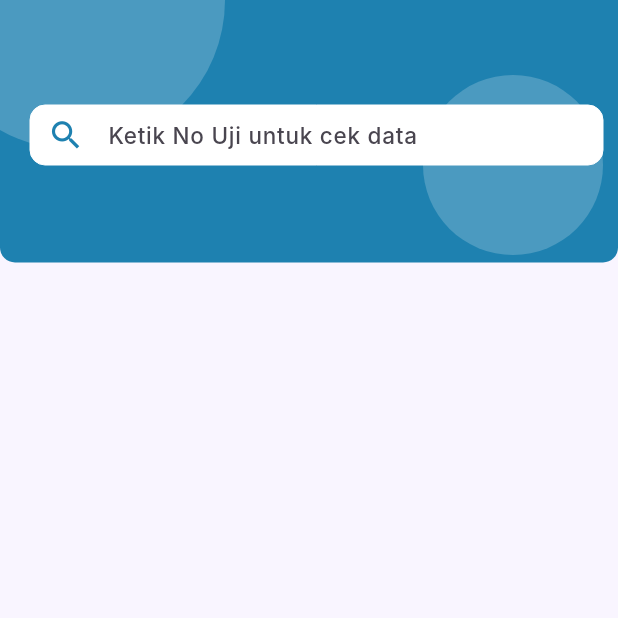
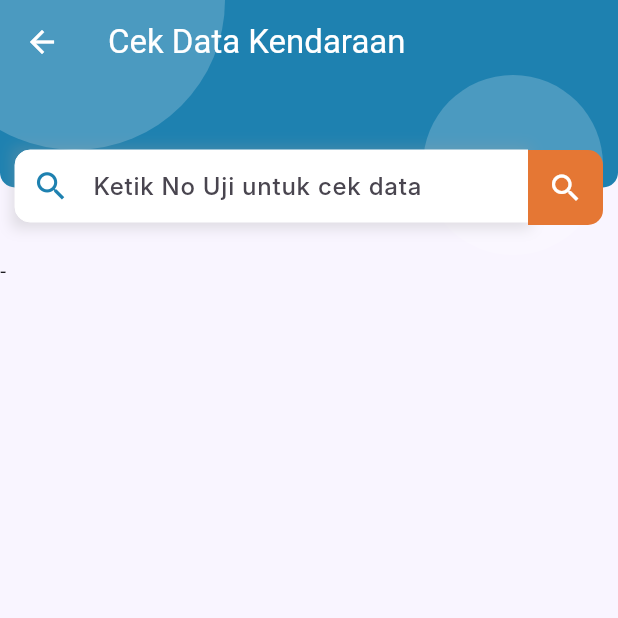
Before and after one commit to wicaksonotia/flutter-kir-jombang, a Flutter app: the CekData screen opened by its route, on a phone screen of 412 x 824 dp, the top half of it. Run offline on Flutter 3.47's test engine with Material 3 defaults, Android fonts, the phone set to English and light mode, and no system bars; our stand-ins replace animate_do, carousel_slider, dio, flutter_staggered_animations, gap, get and 3 more; network calls fail; Roboto replaces fonts that are missing (Inter).

Commit message:
get data detail kendaraan

```diff
--- a/lib/controllers/berita_controller.dart
+++ b/lib/controllers/berita_controller.dart
@@ -1,6 +1,6 @@
 import 'package:get/get.dart';
 import 'package:jombang/models/berita_model.dart';
-import 'package:jombang/utils/api_request.dart';
+import 'package:jombang/networks/api_request.dart';
 
 class BeritaController extends GetxController {
   var beritaItem = <BeritaModel>[].obs;
--- a/lib/controllers/carousel_controller.dart
+++ b/lib/controllers/carousel_controller.dart
@@ -1,5 +1,5 @@
 import 'package:get/get.dart';
-import 'package:jombang/utils/api_request.dart';
+import 'package:jombang/networks/api_request.dart';
 import 'package:jombang/models/carousel_model.dart';
 
 class CarouselBannerController extends GetxController {
--- a/lib/controllers/detail_persyaratan_controller.dart
+++ b/lib/controllers/detail_persyaratan_controller.dart
@@ -1,6 +1,6 @@
 import 'package:get/get.dart';
 import 'package:jombang/models/persyaratan_model.dart';
-import 'package:jombang/utils/api_request.dart';
+import 'package:jombang/networks/api_request.dart';
 
 class DetailPersyaratanController extends GetxController {
   var persyaratanItem = <PersyaratanModel>[].obs;
--- a/lib/controllers/jenis_uji_controller.dart
+++ b/lib/controllers/jenis_uji_controller.dart
@@ -1,7 +1,7 @@
 import 'package:get/get.dart';
 import 'package:jombang/models/jenis_uji_model.dart';
 import 'package:jombang/models/persyaratan_model.dart';
-import 'package:jombang/utils/api_request.dart';
+import 'package:jombang/networks/api_request.dart';
 
 class JenisUjiController extends GetxController {
   var jenisUjiItem = <JenisUjiModel>[].obs;
--- a/lib/controllers/login_controller.dart
+++ b/lib/controllers/login_controller.dart
@@ -4,7 +4,7 @@ import 'package:flutter/material.dart';
 import 'package:get/get.dart';
 import 'package:http/http.dart' as http;
 import 'package:jombang/pages/home/home.dart';
-import 'package:jombang/utils/api_endpoints.dart';
+import 'package:jombang/networks/api_endpoints.dart';
 
 class LoginController extends GetxController {
   var isPasswordVisible = false.obs;
--- a/lib/controllers/menu_controller.dart
+++ b/lib/controllers/menu_controller.dart
@@ -1,5 +1,5 @@
 import 'package:get/get.dart';
-import 'package:jombang/utils/api_request.dart';
+import 'package:jombang/networks/api_request.dart';
 import 'package:jombang/models/menu_model.dart';
 
 class HomeMenuController extends GetxController {
--- a/lib/controllers/search_bar_controller.dart
+++ b/lib/controllers/search_bar_controller.dart
@@ -1,7 +1,33 @@
 import 'package:flutter/material.dart';
 import 'package:get/get.dart';
+import 'package:jombang/models/kendaraan_model.dart';
+import 'package:jombang/networks/api_request.dart';
 
 class SearchBarController extends GetxController {
   RxBool isEmptyValue = true.obs;
   final searchTextFieldController = TextEditingController();
+  var isLoading = true.obs;
+  var resultData = DataDetaiilKendaraan().obs;
+
+  void getDetailDataKendaraan() async {
+    try {
+      isLoading(true);
+      String valueSearch = searchTextFieldController.text.toString();
+      var result = await RemoteDataSource.getDetailKendaraan(valueSearch);
+      resultData.value = result!.data!;
+      // print(result?.toJson());
+      // if (result?.status == 'ok') {
+      // resultData.value = result!.data!;
+      // print(resultData.value.toJson());
+      // } else if (result?.status == 'error') {
+      // print('error');
+      // }
+    } catch (error) {
+      print(error);
+      // Get.snackbar('Notification', 'Data kendaraan belum terdaftar',
+      //     icon: const Icon(Icons.error), snackPosition: SnackPosition.BOTTOM);
+    } finally {
+      isLoading(false);
+    }
+  }
 }
--- a/lib/main.dart
+++ b/lib/main.dart
@@ -5,7 +5,7 @@ import 'package:jombang/pages/app_navigation.dart';
 // void main() => runApp(
 //       const GetMaterialApp(
 //         debugShowCheckedModeBanner: false,
-//         home: ListCategories(),
+//         home: LoginPage(),
 //       ),
 //     );
 
--- /dev/null
+++ b/lib/models/kendaraan_model.dart
@@ -0,0 +1,44 @@
+class DetailKendaraanModel {
+  String? status;
+  String? message;
+  DataDetaiilKendaraan? data;
+
+  DetailKendaraanModel({this.status, this.message, this.data});
+
+  DetailKendaraanModel.fromJson(Map<String, dynamic> json) {
+    status = json['status'];
+    message = json['message'];
+    data = json['data'] != null
+        ? new DataDetaiilKendaraan.fromJson(json['data'])
+        : null;
+  }
+
+  Map<String, dynamic> toJson() {
+    final Map<String, dynamic> data = <String, dynamic>{};
+    data['status'] = status;
+    data['message'] = message;
+    if (this.data != null) {
+      data['data'] = this.data!.toJson();
+    }
+    return data;
+  }
+}
+
+class DataDetaiilKendaraan {
+  String? noUji;
+  String? noKendaraan;
+
+  DataDetaiilKendaraan({this.noUji, this.noKendaraan});
+
+  DataDetaiilKendaraan.fromJson(Map<String, dynamic> json) {
+    noUji = json['no_uji'];
+    noKendaraan = json['no_kendaraan'];
+  }
+
+  Map<String, dynamic> toJson() {
+    final Map<String, dynamic> data = <String, dynamic>{};
+    data['no_uji'] = noUji;
+    data['no_kendaraan'] = noKendaraan;
+    return data;
+  }
+}
--- a/lib/utils/api_endpoints.dart
+++ b/lib/networks/api_endpoints.dart
@@ -11,4 +11,5 @@ class _AuthEndPoints {
   final String berita = 'kirberita';
   final String jenisuji = 'kirjenisuji';
   final String detailpersyaratan = 'kirdetailpersyaratan';
+  final String detailkendaraan = 'kirdetailkendaraan';
 }
--- a/lib/utils/api_request.dart
+++ b/lib/networks/api_request.dart
@@ -3,9 +3,10 @@ import 'package:dio/dio.dart';
 import 'package:jombang/models/berita_model.dart';
 import 'package:jombang/models/carousel_model.dart';
 import 'package:jombang/models/jenis_uji_model.dart';
+import 'package:jombang/models/kendaraan_model.dart';
 import 'package:jombang/models/menu_model.dart';
 import 'package:jombang/models/persyaratan_model.dart';
-import 'package:jombang/utils/api_endpoints.dart';
+import 'package:jombang/networks/api_endpoints.dart';
 
 class RemoteDataSource {
   // SLIDER
@@ -68,7 +69,8 @@ class RemoteDataSource {
     }
   }
 
-  static Future<List<PersyaratanModel>?> getDetailPersyaratan(jenisUji) async {
+  static Future<List<PersyaratanModel>?> getDetailPersyaratan(
+      String jenisUji) async {
     try {
       var url =
           ApiEndPoints.baseUrl + ApiEndPoints.authEndpoints.detailpersyaratan;
@@ -82,4 +84,21 @@ class RemoteDataSource {
       throw Exception(e.toString());
     }
   }
+
+  static Future<DetailKendaraanModel?> getDetailKendaraan(String params) async {
+    try {
+      var url =
+          ApiEndPoints.baseUrl + ApiEndPoints.authEndpoints.detailkendaraan;
+      final response = await Dio().get("$url?nouji=$params");
+      if (response.statusCode == 200) {
+        // Map<String, dynamic> jsonData = response.data;
+        final DetailKendaraanModel res =
+            DetailKendaraanModel.fromJson(response.data);
+        return res;
+      }
+      return null;
+    } catch (e) {
+      throw Exception(e.toString());
+    }
+  }
 }
--- a/lib/pages/cek_data_kendaraan/cek_data.dart
+++ b/lib/pages/cek_data_kendaraan/cek_data.dart
@@ -1,8 +1,10 @@
 import 'package:flutter/material.dart';
 import 'package:get/get.dart';
+import 'package:go_router/go_router.dart';
 import 'package:jombang/controllers/search_bar_controller.dart';
+import 'package:jombang/pages/cek_data_kendaraan/data_kendaraan.dart';
 import 'package:jombang/utils/colors.dart';
-import 'package:jombang/utils/containers/search_bar_container.dart';
+import 'package:jombang/pages/cek_data_kendaraan/search_bar_container.dart';
 
 class CekData extends StatefulWidget {
   const CekData({super.key});
@@ -17,6 +19,24 @@ class _CekDataState extends State<CekData> {
   @override
   Widget build(BuildContext context) {
     return Scaffold(
+      extendBodyBehindAppBar: true,
+      appBar: AppBar(
+        title: const Text(
+          'Cek Data Kendaraan',
+          style: TextStyle(color: Colors.white),
+        ),
+        backgroundColor: Colors.transparent,
+        elevation: 0.0,
+        leading: IconButton(
+          icon: const Icon(
+            Icons.arrow_back,
+            color: Colors.white,
+          ),
+          onPressed: () {
+            context.goNamed('home');
+          },
+        ),
+      ),
       backgroundColor: MyColors.form,
       body: MediaQuery.removePadding(
         context: context,
@@ -27,7 +47,7 @@ class _CekDataState extends State<CekData> {
               children: [
                 // BACKGROUND HEADER
                 Container(
-                  height: 175,
+                  height: 125,
                   // color: MyColors.primary,
                   decoration: const BoxDecoration(
                     color: MyColors.primary,
@@ -66,12 +86,13 @@ class _CekDataState extends State<CekData> {
 
                 // HEADER dan MENU
                 Container(
-                  margin: const EdgeInsets.only(top: 40),
-                  padding: const EdgeInsets.only(left: 10),
+                  margin: const EdgeInsets.only(top: 100, bottom: 20),
+                  padding: const EdgeInsets.symmetric(horizontal: 10),
                   child: const SearchBarContainer(),
                 ),
               ],
             ),
+            DataKendaraan()
           ],
         ),
       ),
--- a/lib/pages/cek_data_kendaraan/cek_data_page.dart
+++ b/lib/pages/cek_data_kendaraan/cek_data_page.dart
@@ -3,7 +3,7 @@ import 'package:get/get.dart';
 import 'package:go_router/go_router.dart';
 import 'package:jombang/controllers/search_bar_controller.dart';
 import 'package:jombang/utils/colors.dart';
-import 'package:jombang/utils/containers/search_bar_container.dart';
+import 'package:jombang/pages/cek_data_kendaraan/search_bar_container.dart';
 import 'package:jombang/utils/widgets/text_field_widget.dart';
 
 class CekDataPage extends StatefulWidget {
--- /dev/null
+++ b/lib/pages/cek_data_kendaraan/data_kendaraan.dart
@@ -0,0 +1,16 @@
+import 'package:flutter/material.dart';
+import 'package:get/get.dart';
+import 'package:jombang/controllers/search_bar_controller.dart';
+
+class DataKendaraan extends GetWidget<SearchBarController> {
+  const DataKendaraan({super.key});
+
+  @override
+  Widget build(BuildContext context) {
+    final controller = Get.put(SearchBarController());
+
+    return Obx(
+      () => Text(controller.resultData.value.noUji ?? '-'),
+    );
+  }
+}
--- /dev/null
+++ b/lib/pages/cek_data_kendaraan/search_bar_container.dart
@@ -0,0 +1,161 @@
+import 'package:flutter/material.dart';
+import 'package:get/get.dart';
+import 'package:jombang/utils/colors.dart';
+import 'package:jombang/utils/containers/box_container.dart';
+import 'package:jombang/utils/widgets/text_field_widget.dart';
+import 'package:jombang/controllers/search_bar_controller.dart';
+
+class SearchBarContainer extends GetWidget<SearchBarController> {
+  const SearchBarContainer({super.key});
+
+  @override
+  Widget build(BuildContext context) {
+    final controller = Get.put(SearchBarController());
+
+    return Obx(
+      () => Row(
+        children: [
+          // TEXT FIELD SEARCH
+          Expanded(
+            child: Container(
+              decoration: BoxDecoration(
+                boxShadow: [
+                  BoxShadow(
+                    color: Colors.grey.withOpacity(0.3),
+                    spreadRadius: 2,
+                    blurRadius: 7,
+                  ),
+                ],
+              ),
+              child: TextFieldWidget(
+                hint: "Ketik No Uji untuk cek data",
+                prefixIcon: Icons.search,
+                controller: controller.searchTextFieldController,
+                filled: true,
+                suffixIcon: controller.isEmptyValue.value ? null : Icons.clear,
+                onTapSuffixIcon: () {
+                  controller.searchTextFieldController.clear();
+                  controller.isEmptyValue.value = true;
+                },
+                onChanged: (value) {
+                  value.isEmpty
+                      ? controller.isEmptyValue.value = true
+                      : controller.isEmptyValue.value = false;
+                },
+              ),
+            ),
+          ),
+
+          Container(
+            height: 50,
+            width: 50,
+            decoration: const BoxDecoration(
+              borderRadius: BorderRadius.only(
+                topRight: Radius.circular(10),
+                bottomRight: Radius.circular(10),
+              ),
+              color: MyColors.orange,
+            ),
+            child: IconButton(
+              onPressed: () {
+                controller.getDetailDataKendaraan();
+              },
+              icon: const Icon(Icons.search),
+              color: Colors.white,
+            ),
+          ),
+        ],
+      ),
+
+      // Container(
+      //   margin: const EdgeInsets.only(top: 20, right: 10, bottom: 20),
+      //   decoration: BoxDecoration(
+      //     boxShadow: [
+      //       BoxShadow(
+      //         color: Colors.grey.withOpacity(0.3),
+      //         spreadRadius: 2,
+      //         blurRadius: 7,
+      //       ),
+      //     ],
+      //   ),
+      //   child: TextFieldWidget(
+      //     hint: "Ketik No Uji untuk cek data",
+      //     prefixIcon: Icons.search,
+      //     controller: controller.searchTextFieldController,
+      //     filled: true,
+      //     suffixIcon: controller.isEmptyValue.value ? null : Icons.clear,
+      //     onTapSuffixIcon: () {
+      //       controller.searchTextFieldController.clear();
+      //       controller.isEmptyValue.value = true;
+      //     },
+      //     onChanged: (value) {
+      //       value.isEmpty
+      //           ? controller.isEmptyValue.value = true
+      //           : controller.isEmptyValue.value = false;
+      //     },
+      //   ),
+      // ),
+      // BoxContainer(
+      //   height: 40,
+      //   width: 40,
+      //   margin: const EdgeInsets.only(left: 5),
+      //   radius: 7,
+      //   backgroundColor: MyColors.orange,
+      //   shadow: false,
+      //   child: IconButton(
+      //     onPressed: () {
+      //       controller.getDetailDataKendaraan();
+      //     },
+      //     icon: const Icon(Icons.search),
+      //     color: Colors.white,
+      //   ),
+      // ),
+      //     Container(
+      //   margin: EdgeInsets.only(bottom: 20),
+      //   decoration: BoxDecoration(
+      //     color: Colors.white,
+      //     borderRadius: BorderRadius.circular(25.0),
+      //     boxShadow: [
+      //       BoxShadow(
+      //         offset: Offset(0, 5),
+      //         blurRadius: 10.0,
+      //         color: Colors.black.withOpacity(0.5),
+      //       ),
+      //     ],
+      //   ),
+      //   child: TextField(
+      //     style: TextStyle(
+      //       fontSize: 25.0,
+      //       color: Colors.blueAccent,
+      //     ),
+      //     decoration: InputDecoration(
+      //       contentPadding: EdgeInsets.fromLTRB(20.0, 15.0, 20.0, 15.0),
+      //       prefixIcon: const Icon(Icons.search),
+      //       // suffixIcon: controller.isEmptyValue.value ? null : Icon(Icons.clear),
+      //       suffixIcon: IconButton(
+      //         icon: Icon(
+      //           controller.isEmptyValue.value ? null : Icons.clear,
+      //           color: MyColors.primary,
+      //           size: 25,
+      //         ),
+      //         onPressed: () {
+      //           controller.searchTextFieldController.clear();
+      //           controller.isEmptyValue.value = true;
+      //         },
+      //       ),
+
+      //       hintText: "Search services",
+      //       border: OutlineInputBorder(
+      //         borderSide: BorderSide(color: Colors.white, width: 32.0),
+      //         borderRadius: BorderRadius.circular(25.0),
+      //       ),
+      //       focusedBorder: OutlineInputBorder(
+      //         borderSide: BorderSide(color: Colors.white, width: 32.0),
+      //         borderRadius: BorderRadius.circular(25.0),
+      //       ),
+      //     ),
+      //   ),
+      // ),
+    );
+  }
+}
--- a/lib/utils/containers/search_bar_container.dart
+++ /dev/null
@@ -1,38 +0,0 @@
-import 'package:flutter/material.dart';
-import 'package:get/get.dart';
-import 'package:jombang/utils/widgets/text_field_widget.dart';
-import 'package:jombang/controllers/search_bar_controller.dart';
-
-class SearchBarContainer extends GetWidget<SearchBarController> {
-  const SearchBarContainer({super.key});
-
-  @override
-  Widget build(BuildContext context) {
-    final controller = Get.put(SearchBarController());
-
-    return Obx(
-      () => Container(
-        margin: const EdgeInsets.only(top: 20),
-        padding: const EdgeInsets.all(10),
-        child: Expanded(
-          child: TextFieldWidget(
-            hint: "Ketik No Uji untuk cek data",
-            prefixIcon: Icons.search,
-            controller: controller.searchTextFieldController,
-            filled: true,
-            suffixIcon: controller.isEmptyValue.value ? null : Icons.clear,
-            onTapSuffixIcon: () {
-              controller.searchTextFieldController.clear();
-              controller.isEmptyValue.value = true;
-            },
-            onChanged: (value) {
-              value.isEmpty
-                  ? controller.isEmptyValue.value = true
-                  : controller.isEmptyValue.value = false;
-            },
-          ),
-        ),
-      ),
-    );
-  }
-}
--- a/lib/utils/widgets/text_field_widget.dart
+++ b/lib/utils/widgets/text_field_widget.dart
@@ -34,7 +34,7 @@ class TextFieldWidget extends StatelessWidget {
   @override
   Widget build(BuildContext context) {
     return SizedBox(
-      height: 40,
+      height: 50,
       child: TextFormField(
         initialValue: initialValue,
         onEditingComplete: onEditingComplete,
@@ -43,25 +43,39 @@ class TextFieldWidget extends StatelessWidget {
         validator: validator,
         obscureText: obscureText,
         keyboardType: TextInputType.text,
+        style: const TextStyle(fontFamily: "Inter", fontSize: 16),
+        textCapitalization: TextCapitalization.characters,
         decoration: InputDecoration(
           contentPadding: const EdgeInsets.all(0),
           fillColor: Colors.white,
-          border: OutlineInputBorder(
-            borderRadius: BorderRadius.circular(10),
+          border: const OutlineInputBorder(
+            // borderRadius: BorderRadius.circular(10),
+            borderRadius: BorderRadius.only(
+              topLeft: Radius.circular(10),
+              bottomLeft: Radius.circular(10),
+            ),
             borderSide: const BorderSide(
               color: Colors.white,
               width: 0.0,
             ),
           ),
-          enabledBorder: OutlineInputBorder(
-            borderRadius: BorderRadius.circular(10),
+          enabledBorder: const OutlineInputBorder(
+            // borderRadius: BorderRadius.circular(10),
+            borderRadius: BorderRadius.only(
+              topLeft: Radius.circular(10),
+              bottomLeft: Radius.circular(10),
+            ),
             borderSide: const BorderSide(
               color: Colors.white,
               width: 0.0,
             ),
           ),
-          focusedBorder: OutlineInputBorder(
-            borderRadius: BorderRadius.circular(10),
+          focusedBorder: const OutlineInputBorder(
+            // borderRadius: BorderRadius.circular(10),
+            borderRadius: BorderRadius.only(
+              topLeft: Radius.circular(10),
+              bottomLeft: Radius.circular(10),
+            ),
             borderSide: const BorderSide(
               color: Colors.white,
               width: 0.0,
@@ -78,7 +92,7 @@ class TextFieldWidget extends StatelessWidget {
           hintText: hint,
           hintStyle: const TextStyle(
             fontFamily: "Inter",
-            fontSize: 15,
+            fontSize: 16,
             fontWeight: FontWeight.w500,
           ),
           prefixIcon: Icon(
```
